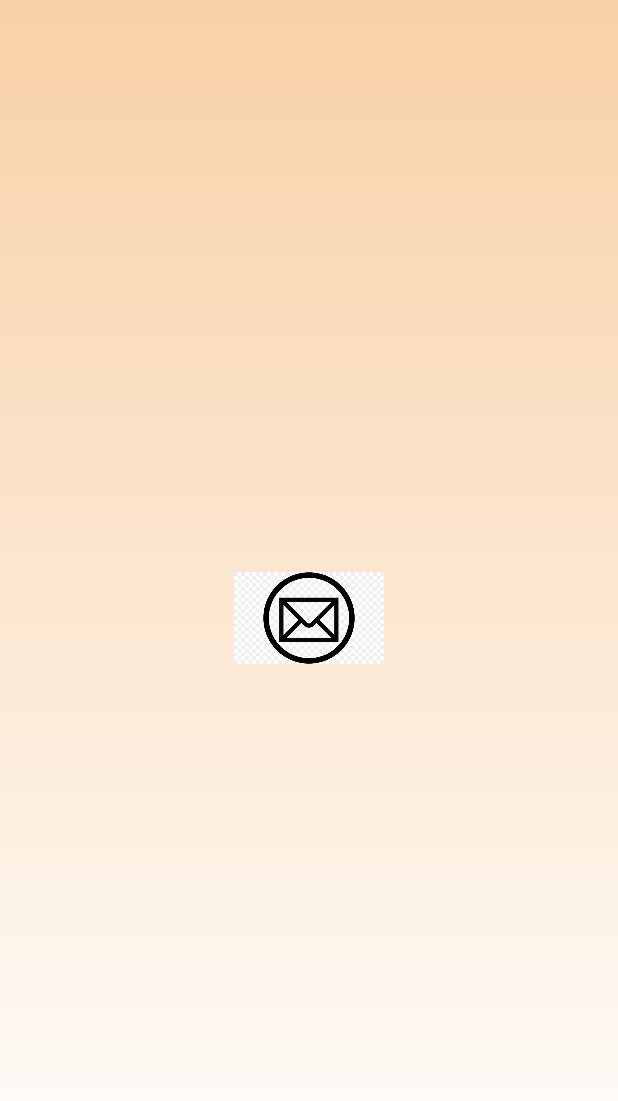
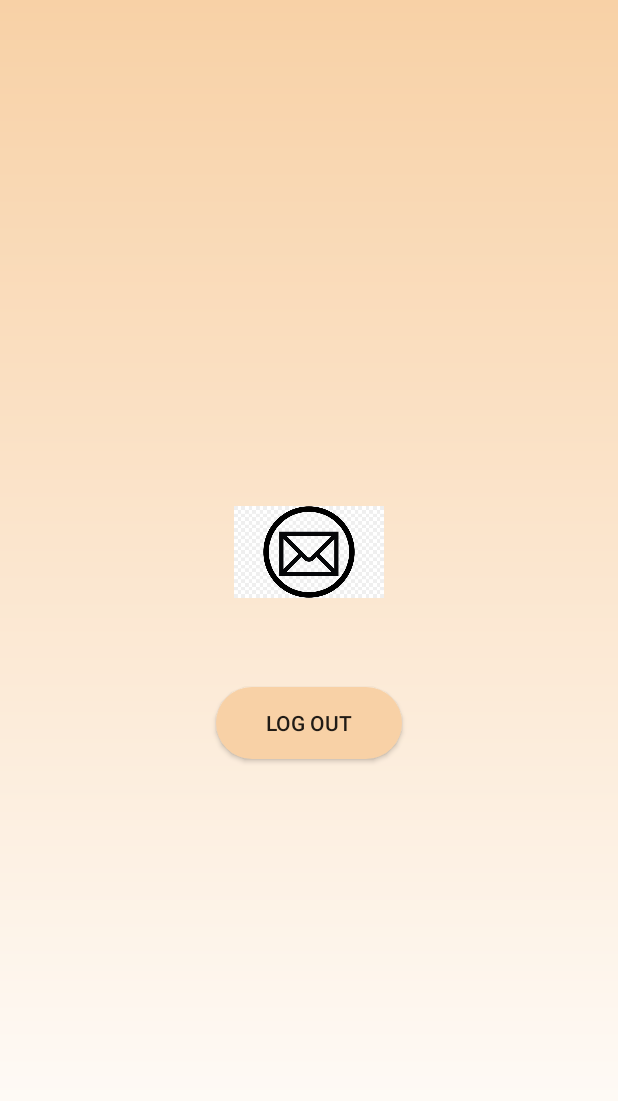
Before and after one commit to BiancaTripa/Healthfuelness, an Android app: the MainActivity screen opened directly, with no data from a screen before it, on a phone screen of 412 x 824 dp. Shown: the top 1101 px of the screen. Run offline under Robolectric (Android 15) with nearby library versions, the phone set to English and light mode, and no system bars; our stand-ins replace Firebase (no records; nobody signed in at launch, a user with empty details on screens opened directly).

```diff
--- a/app/src/main/java/com/example/healthfuelness/MainActivity.kt
+++ b/app/src/main/java/com/example/healthfuelness/MainActivity.kt
@@ -18,7 +18,15 @@ class MainActivity : AppCompatActivity() {
     override fun onCreate(savedInstanceState: Bundle?) {
         super.onCreate(savedInstanceState)
         setContentView(R.layout.activity_main)
+
+        val logoutNowButton = findViewById<TextView>(R.id.button_logout)
+
+        logoutNowButton.setOnClickListener {
+            val intent = Intent(this, LoginActivity::class.java)
+            startActivity(intent)
+        }
     }
 
 
+
 }
--- a/app/src/main/res/layout/activity_login.xml
+++ b/app/src/main/res/layout/activity_login.xml
@@ -23,7 +23,7 @@
         android:layout_width="match_parent"
         android:layout_height="wrap_content"
         android:inputType="textEmailAddress"
-        android:hint="Full Name"
+        android:hint="Username"
         android:maxLines="1"
         android:layout_marginStart="20dp"
         android:layout_marginEnd="20dp"
--- a/app/src/main/res/layout/activity_main.xml
+++ b/app/src/main/res/layout/activity_main.xml
@@ -17,6 +17,15 @@
         android:src="@drawable/ic_logo">
     </ImageView>
 
+    <androidx.appcompat.widget.AppCompatButton
+        android:id="@+id/button_logout"
+        android:layout_width="124dp"
+        android:layout_height="wrap_content"
+        android:layout_marginStart="20dp"
+        android:layout_marginTop="40dp"
+        android:layout_marginEnd="20dp"
+        android:background="@drawable/login_edit_background"
+        android:text="Log Out"></androidx.appcompat.widget.AppCompatButton>
 
 
 
--- a/app/src/main/res/layout/activity_register.xml
+++ b/app/src/main/res/layout/activity_register.xml
@@ -21,7 +21,7 @@
         android:layout_width="match_parent"
         android:layout_height="wrap_content"
         android:inputType="text"
-        android:hint="@string/full_name"
+        android:hint="Username"
         android:maxLines="1"
         android:layout_marginStart="20dp"
         android:layout_marginEnd="20dp"
```
Also changed, not shown: app/src/main/java/com/example/healthfuelness/LoginActivity.kt (+37 -7 lines), app/src/main/java/com/example/healthfuelness/RegisterActivity.kt (+5 -41 lines).
